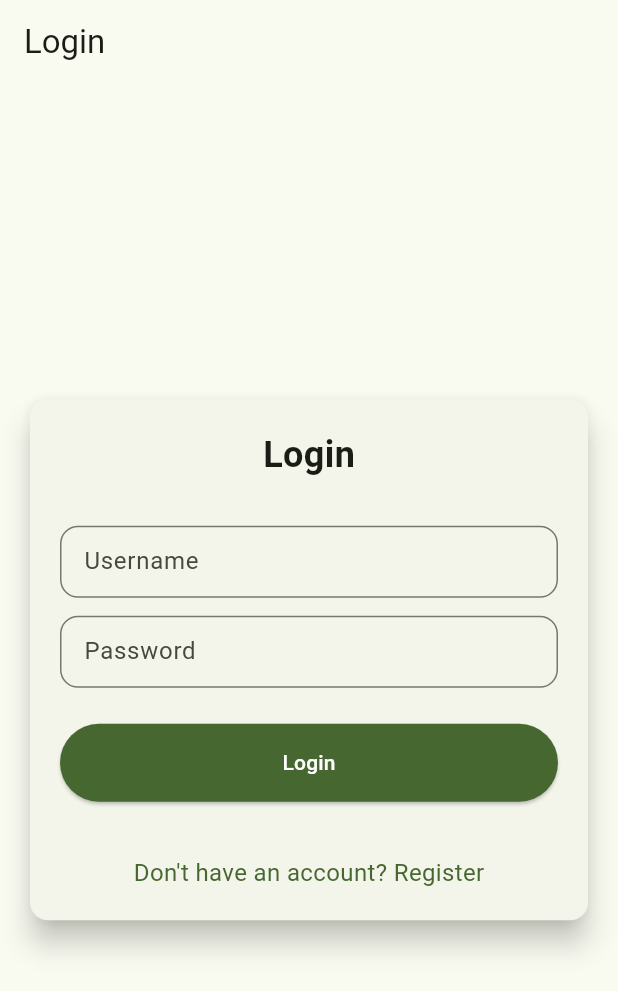
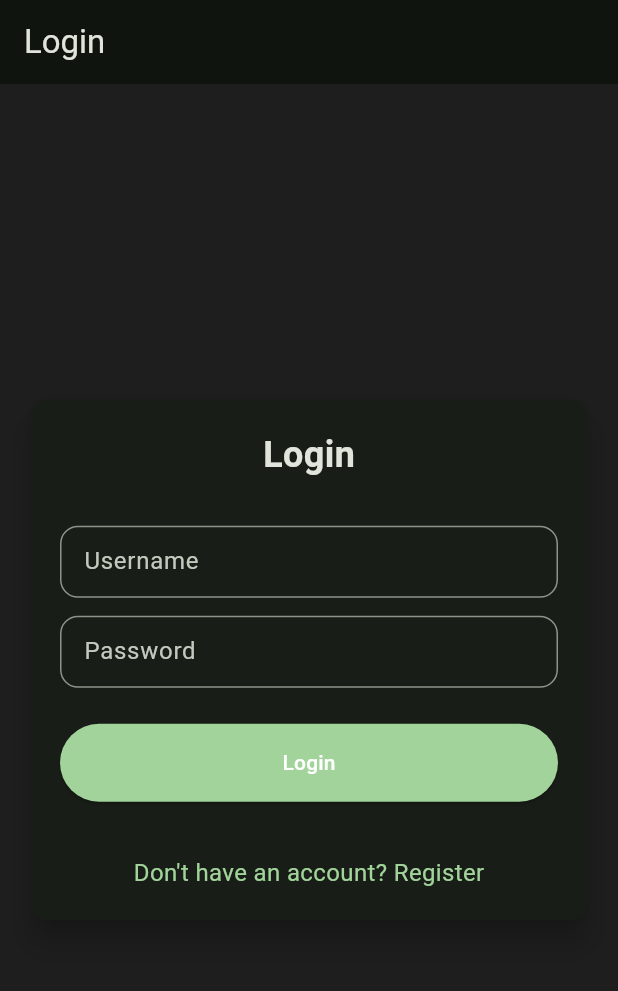
Before and after one commit to pbp-kelompok-a9/NobarPedia-mobile, a Flutter app: the screen it shows after launch, on a phone screen of 412 x 824 dp. Shown: the top 991 px of the screen. Run offline on Flutter 3.47's test engine with Material 3 defaults, Android fonts, the phone set to English and light mode, and no system bars; missing offline and left inert: pbp_django_auth.

Commit message:
changed colors

```diff
--- a/lib/config.dart
+++ b/lib/config.dart
@@ -1,7 +1,6 @@
-const bool useProductionUrl = false; // set to true to use production url
+const bool useProductionUrl = true; // set to true to use production url
 
-const String productionUrl =
-    'https://daffa-ismail-nobarpedia.pbp.cs.ui.ac.id';
+const String productionUrl = 'https://daffa-ismail-nobarpedia.pbp.cs.ui.ac.id';
 const String developmentUrl = 'http://localhost:8000';
 
 const String baseUrl = useProductionUrl ? productionUrl : developmentUrl;
--- a/lib/homepage/menu.dart
+++ b/lib/homepage/menu.dart
@@ -25,7 +25,6 @@ class MyHomePage extends StatelessWidget {
           ),
         ),
         // Warna latar belakang AppBar diambil dari skema warna tema aplikasi.
-        backgroundColor: Theme.of(context).colorScheme.primary,
       ),
       drawer: LeftDrawer(),
       // Body halaman dengan padding di sekelilingnya.
--- a/lib/main.dart
+++ b/lib/main.dart
@@ -35,8 +35,10 @@ class MyApp extends StatelessWidget {
           //
           // This works for code too, not just values: Most code changes can be
           // tested with just a hot reload.
+          scaffoldBackgroundColor: const Color.fromRGBO(30, 30, 30, 1.0),
           colorScheme: .fromSeed(
-            seedColor: const Color.fromARGB(255, 124, 252, 0),
+            seedColor: Colors.green,
+            brightness: Brightness.dark,
           ),
         ),
         home: const LoginPage(),
```
